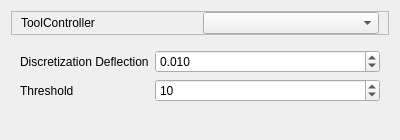
The window that src/Mod/Path/Gui/Resources/panels/PageOpVcarveEdit.ui (southseact-3d/fcd) describes before a commit, drawn with Qt 5.
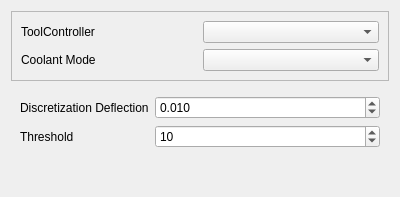
The same window after the commit.

Commit message: add coolant mode fix Z depth

Diff of the .ui file:
```diff
--- a/src/Mod/Path/Gui/Resources/panels/PageOpVcarveEdit.ui
+++ b/src/Mod/Path/Gui/Resources/panels/PageOpVcarveEdit.ui
@@ -7,7 +7,7 @@
     <x>0</x>
     <y>0</y>
     <width>400</width>
-    <height>140</height>
+    <height>197</height>
    </rect>
   </property>
   <property name="windowTitle">
@@ -23,12 +23,13 @@
       <enum>QFrame::Raised</enum>
      </property>
      <layout class="QGridLayout" name="gridLayout">
-      <property name="topMargin">
-       <number>0</number>
-      </property>
-      <property name="bottomMargin">
-       <number>0</number>
-      </property>
+      <item row="0" column="1">
+       <widget class="QComboBox" name="toolController">
+        <property name="toolTip">
+         <string>&lt;html&gt;&lt;head/&gt;&lt;body&gt;&lt;p&gt;The tool and its settings to be used for this operation.&lt;/p&gt;&lt;/body&gt;&lt;/html&gt;</string>
+        </property>
+       </widget>
+      </item>
       <item row="0" column="0">
        <widget class="QLabel" name="label">
         <property name="text">
@@ -36,8 +37,15 @@
         </property>
        </widget>
       </item>
-      <item row="0" column="1">
-       <widget class="QComboBox" name="toolController">
+      <item row="1" column="0">
+       <widget class="QLabel" name="label_4">
+        <property name="text">
+         <string>Coolant Mode</string>
+        </property>
+       </widget>
+      </item>
+      <item row="1" column="1">
+       <widget class="QComboBox" name="coolantController">
         <property name="toolTip">
          <string>&lt;html&gt;&lt;head/&gt;&lt;body&gt;&lt;p&gt;The tool and its settings to be used for this operation.&lt;/p&gt;&lt;/body&gt;&lt;/html&gt;</string>
         </property>
```
The commit also changes 2 other files.
